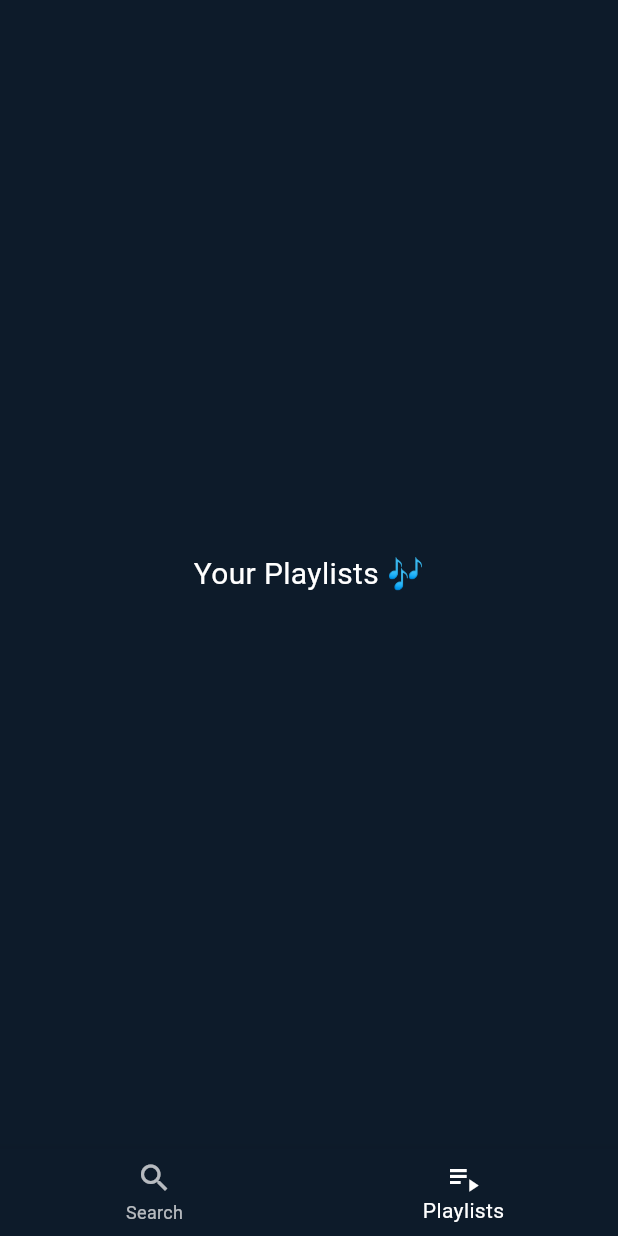
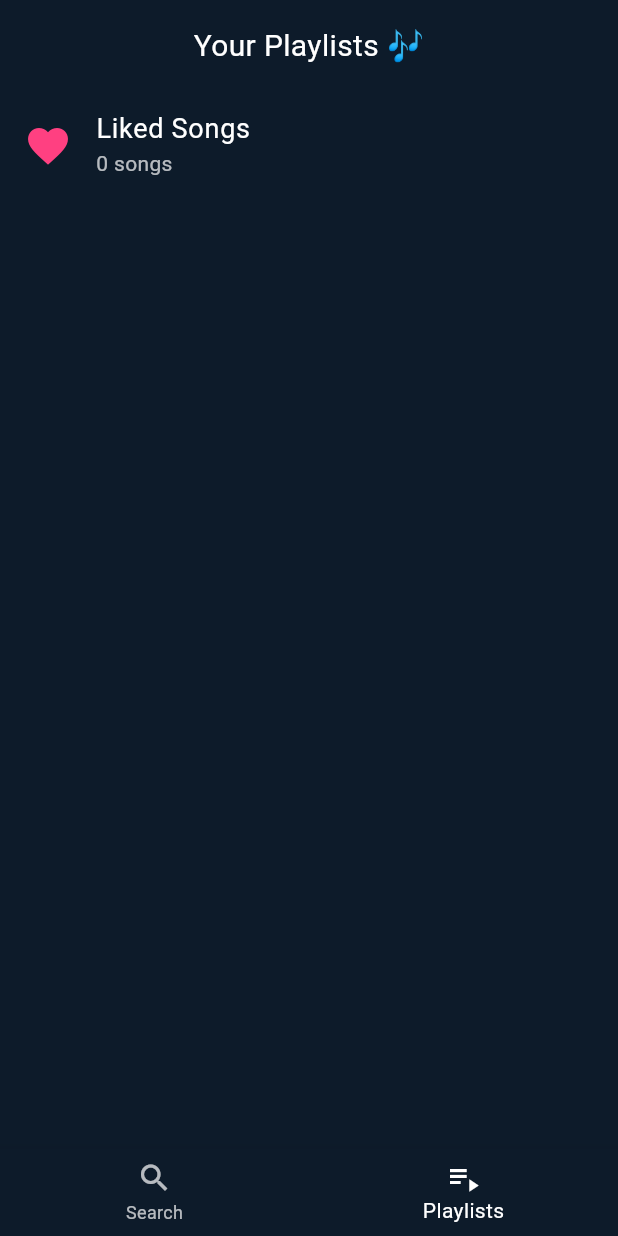
Before and after one commit to Rakshars/Mujic, a Flutter app: the screen it shows after launch, item 2 of the bottom bar chosen, on a phone screen of 412 x 824 dp. Run offline on Flutter 3.47's test engine with Material 3 defaults, Android fonts, the phone set to English and light mode, and no system bars; our stand-ins replace audioplayers, just_audio; missing offline and left inert: youtube_explode_dart.

Commit message:
Added liked song feature

```diff
--- a/lib/main.dart
+++ b/lib/main.dart
@@ -52,6 +52,10 @@ class _HomePageState extends State<HomePage>
 
   double _volume = 1.0;
   List<Video> _results = [];
+
+  // --- New: liked songs as ValueNotifier for live updates ---
+  final ValueNotifier<List<Video>> _likedSongsNotifier =
+      ValueNotifier<List<Video>>([]);
 
   late final List<Widget> _pages;
 
@@ -117,7 +121,10 @@ class _HomePageState extends State<HomePage>
         fadeAnimation: _fadeAnimation,
         currentVideoNotifier: _currentVideoNotifier,
       ),
-      const PlaylistPage(),
+      PlaylistPage(
+        likedSongsNotifier: _likedSongsNotifier,
+        onPlaySong: _playSong,
+      ),
     ];
   }
 
@@ -168,6 +175,21 @@ class _HomePageState extends State<HomePage>
   void _toggleRepeat(StateSetter? modalSetState) {
     setState(() => _isRepeating = !_isRepeating);
     modalSetState?.call(() {});
+  }
+
+  void _toggleLike(Video video, StateSetter? modalSetState) {
+    final current = List<Video>.from(_likedSongsNotifier.value);
+    if (current.any((v) => v.id.value == video.id.value)) {
+      current.removeWhere((v) => v.id.value == video.id.value);
+    } else {
+      current.add(video);
+    }
+    _likedSongsNotifier.value = current;
+    modalSetState?.call(() {});
+  }
+
+  bool _isLiked(Video video) {
+    return _likedSongsNotifier.value.any((v) => v.id.value == video.id.value);
   }
 
   void _openFullPlayer(BuildContext context) {
@@ -277,6 +299,19 @@ class _HomePageState extends State<HomePage>
                           mainAxisAlignment: MainAxisAlignment.center,
                           children: [
                             IconButton(
+                              icon: Icon(
+                                _isLiked(currentVideo)
+                                    ? Icons.favorite
+                                    : Icons.favorite_border,
+                                size: 32,
+                                color: _isLiked(currentVideo)
+                                    ? Colors.red
+                                    : Colors.white,
+                              ),
+                              onPressed: () =>
+                                  _toggleLike(currentVideo, modalSetState),
+                            ),
+                            IconButton(
                               icon: const Icon(Icons.skip_previous,
                                   size: 40, color: Colors.white),
                               onPressed: () {
@@ -313,9 +348,6 @@ class _HomePageState extends State<HomePage>
                                 }
                               },
                             ),
-                          ],
-                        ),
-                        const SizedBox(height: 12),
                             IconButton(
                               icon: Icon(Icons.repeat,
                                   size: 30,
@@ -323,6 +355,8 @@ class _HomePageState extends State<HomePage>
                                       ? Colors.blueAccent
                                       : Colors.white),
                               onPressed: () => _toggleRepeat(modalSetState),
+                            ),
+                          ],
                         ),
                         const SizedBox(height: 20),
                         Row(
@@ -612,17 +646,113 @@ class _SearchPageState extends State<SearchPage>
   }
 }
 
-class PlaylistPage extends StatelessWidget {
-  const PlaylistPage({super.key});
+// --- Playlist Page with live counter ---
+class PlaylistPage extends StatefulWidget {
+  final ValueNotifier<List<Video>> likedSongsNotifier;
+  final Function(Video, {int? index}) onPlaySong;
+
+  const PlaylistPage(
+      {super.key, required this.likedSongsNotifier, required this.onPlaySong});
 
   @override
+  State<PlaylistPage> createState() => _PlaylistPageState();
+}
+
+class _PlaylistPageState extends State<PlaylistPage> {
+  @override
   Widget build(BuildContext context) {
-    return const Scaffold(
-      backgroundColor: Color(0xFF0D1B2A),
-      body: Center(
+    return Scaffold(
+      backgroundColor: const Color(0xFF0D1B2A),
+      body: SafeArea(
+        child: Column(
+          children: [
+            const Padding(
+              padding: EdgeInsets.all(16.0),
               child: Text("Your Playlists 🎶",
                   style: TextStyle(color: Colors.white, fontSize: 20)),
+            ),
+            Expanded(
+              child: ListView(
+                children: [
+                  ValueListenableBuilder<List<Video>>(
+                    valueListenable: widget.likedSongsNotifier,
+                    builder: (_, likedSongs, __) {
+                      return ListTile(
+                        leading: const Icon(Icons.favorite,
+                            color: Colors.pinkAccent, size: 32),
+                        title: const Text("Liked Songs",
+                            style:
+                                TextStyle(color: Colors.white, fontSize: 18)),
+                        subtitle: Text(
+                            "${likedSongs.length} ${likedSongs.length == 1 ? 'song' : 'songs'}",
+                            style: const TextStyle(
+                                color: Colors.white70, fontSize: 14)),
+                        onTap: () {
+                          Navigator.push(
+                            context,
+                            MaterialPageRoute(
+                              builder: (_) => PlaylistDetailPage(
+                                title: "Liked Songs",
+                                songs: likedSongs,
+                                onPlaySong: widget.onPlaySong,
+                              ),
+                            ),
+                          );
+                        },
+                      );
+                    },
+                  ),
+                ],
+              ),
+            ),
+          ],
+        ),
       ),
     );
   }
 }
+
+class PlaylistDetailPage extends StatelessWidget {
+  final String title;
+  final List<Video> songs;
+  final Function(Video, {int? index}) onPlaySong;
+
+  const PlaylistDetailPage(
+      {super.key,
+      required this.title,
+      required this.songs,
+      required this.onPlaySong});
+
+  @override
+  Widget build(BuildContext context) {
+    return Scaffold(
+      backgroundColor: const Color(0xFF0D1B2A),
+      appBar: AppBar(
+        title: Text(title),
+        backgroundColor: const Color(0xFF0D1B2A),
+      ),
+      body: songs.isEmpty
+          ? const Center(
+              child: Text("No songs yet",
+                  style: TextStyle(color: Colors.white70)))
+          : ListView.builder(
+              itemCount: songs.length,
+              itemBuilder: (context, index) {
+                final video = songs[index];
+                return ListTile(
+                  leading: Image.network(video.thumbnails.highResUrl,
+                      width: 50,
+                      height: 50,
+                      errorBuilder: (_, __, ___) =>
+                          const Icon(Icons.music_note, color: Colors.white)),
+                  title: Text(video.title,
+                      style: const TextStyle(color: Colors.white)),
+                  subtitle: Text(video.author,
+                      style: const TextStyle(color: Colors.white70)),
+                  onTap: () => onPlaySong(video),
+                );
+              },
+            ),
+    );
+  }
+}
```
Lines whose indentation alone changed are shown as unchanged.
